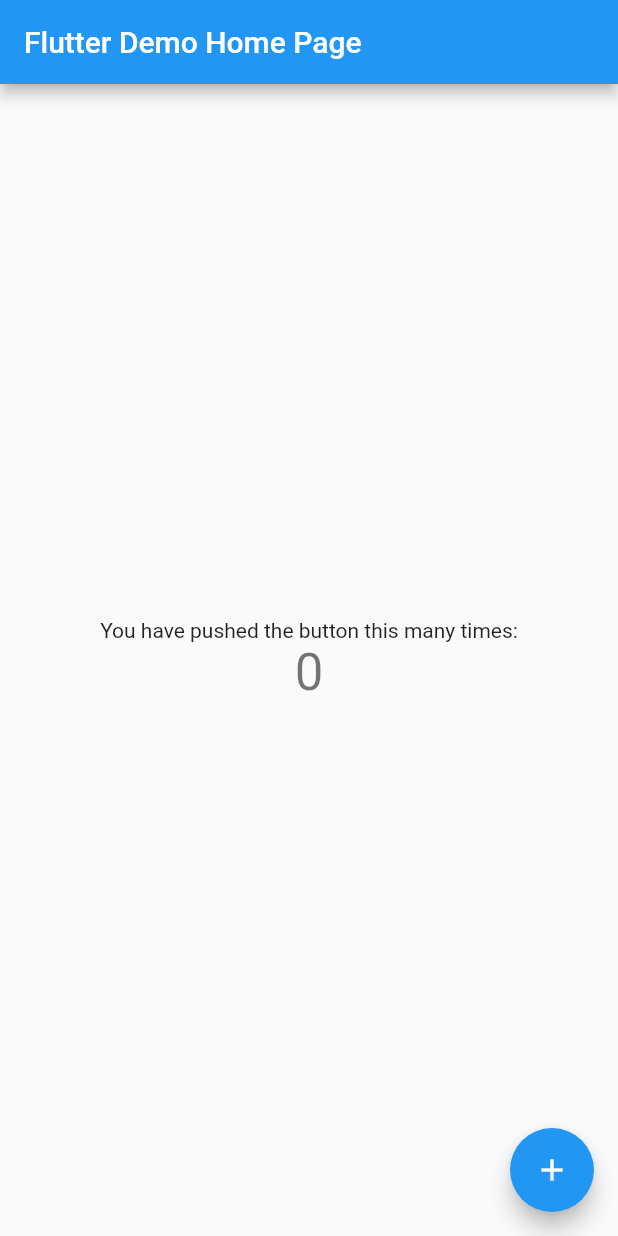
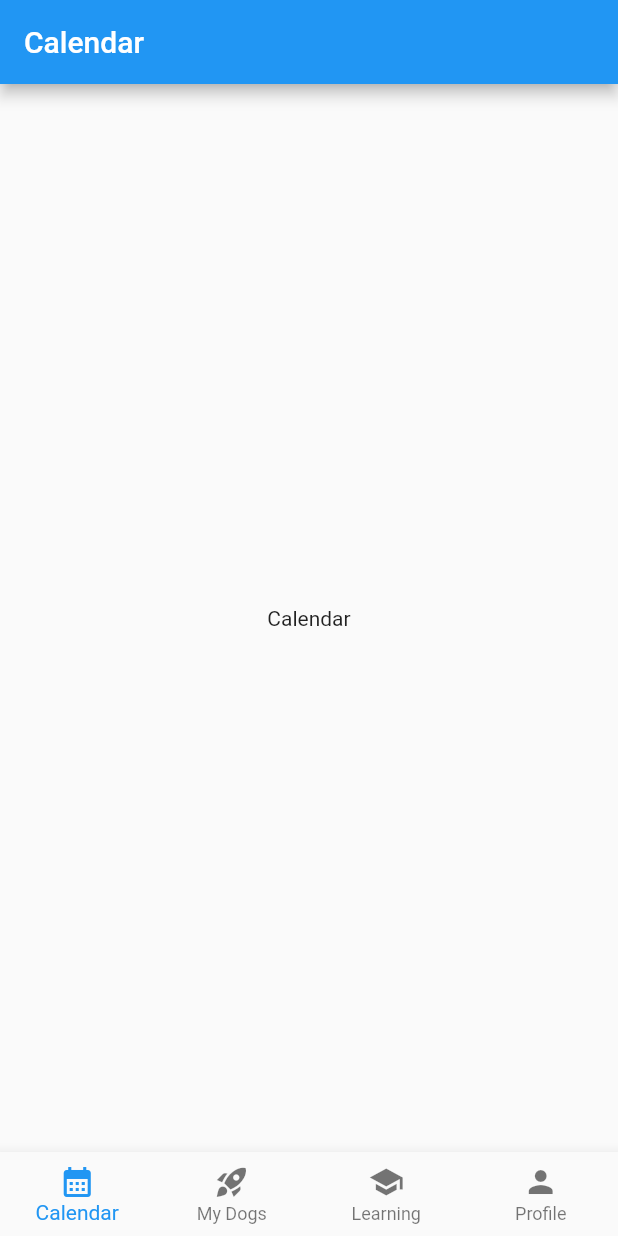
Before and after one commit to alekvelichkovikj/heat_tracker, a Flutter app: the screen it shows after launch, on a phone screen of 412 x 824 dp. Run offline on Flutter 3.47's test engine with Material 2 defaults, Android fonts, the phone set to English and light mode, and no system bars; our stand-ins replace get.

Commit message:
add: bottom navigation & screens

```diff
--- a/lib/main.dart
+++ b/lib/main.dart
@@ -1,4 +1,6 @@
 import 'package:flutter/material.dart';
+import 'package:get/get.dart';
+import 'package:heat_tracker/screens/home_screen.dart';
 
 void main() {
   runApp(const MyApp());
@@ -10,106 +12,12 @@
   // This widget is the root of your application.
   @override
   Widget build(BuildContext context) {
-    return MaterialApp(
-      title: 'Flutter Demo',
-      theme: ThemeData(
-        // This is the theme of your application.
-        //
-        // Try running your application with "flutter run". You'll see the
-        // application has a blue toolbar. Then, without quitting the app, try
-        // changing the primarySwatch below to Colors.green and then invoke
-        // "hot reload" (press "r" in the console where you ran "flutter run",
-        // or simply save your changes to "hot reload" in a Flutter IDE).
-        // Notice that the counter didn't reset back to zero; the application
-        // is not restarted.
-        primarySwatch: Colors.blue,
-      ),
-      home: const MyHomePage(title: 'Flutter Demo Home Page'),
+    return const GetMaterialApp(
+      // initialRoute: '/',
+      // getPages: [
+      //   GetPage(name: '/', page: () => const HomeScreen()),
+      // ],
+      home: HomeScreen(),
     );
   }
 }
-
-class MyHomePage extends StatefulWidget {
-  const MyHomePage({super.key, required this.title});
-
-  // This widget is the home page of your application. It is stateful, meaning
-  // that it has a State object (defined below) that contains fields that affect
-  // how it looks.
-
-  // This class is the configuration for the state. It holds the values (in this
-  // case the title) provided by the parent (in this case the App widget) and
-  // used by the build method of the State. Fields in a Widget subclass are
-  // always marked "final".
-
-  final String title;
-
-  @override
-  State<MyHomePage> createState() => _MyHomePageState();
-}
-
-class _MyHomePageState extends State<MyHomePage> {
-  int _counter = 0;
-
-  void _incrementCounter() {
-    setState(() {
-      // This call to setState tells the Flutter framework that something has
-      // changed in this State, which causes it to rerun the build method below
-      // so that the display can reflect the updated values. If we changed
-      // _counter without calling setState(), then the build method would not be
-      // called again, and so nothing would appear to happen.
-      _counter++;
-    });
-  }
-
-  @override
-  Widget build(BuildContext context) {
-    // This method is rerun every time setState is called, for instance as done
-    // by the _incrementCounter method above.
-    //
-    // The Flutter framework has been optimized to make rerunning build methods
-    // fast, so that you can just rebuild anything that needs updating rather
-    // than having to individually change instances of widgets.
-    return Scaffold(
-      appBar: AppBar(
-        // Here we take the value from the MyHomePage object that was created by
-        // the App.build method, and use it to set our appbar title.
-        title: Text(widget.title),
-      ),
-      body: Center(
-        // Center is a layout widget. It takes a single child and positions it
-        // in the middle of the parent.
-        child: Column(
-          // Column is also a layout widget. It takes a list of children and
-          // arranges them vertically. By default, it sizes itself to fit its
-          // children horizontally, and tries to be as tall as its parent.
-          //
-          // Invoke "debug painting" (press "p" in the console, choose the
-          // "Toggle Debug Paint" action from the Flutter Inspector in Android
-          // Studio, or the "Toggle Debug Paint" command in Visual Studio Code)
-          // to see the wireframe for each widget.
-          //
-          // Column has various properties to control how it sizes itself and
-          // how it positions its children. Here we use mainAxisAlignment to
-          // center the children vertically; the main axis here is the vertical
-          // axis because Columns are vertical (the cross axis would be
-          // horizontal).
-          mainAxisAlignment: MainAxisAlignment.center,
-          children: <Widget>[
-            const Text(
-              'You have pushed the button this many times:',
-            ),
-            Text(
-              '$_counter',
-              style: Theme.of(context).textTheme.headline4,
-            ),
-          ],
-        ),
-      ),
-      floatingActionButton: FloatingActionButton(
-        onPressed: _incrementCounter,
-        tooltip: 'Increment',
-        child: const Icon(Icons.add),
-      ), // This trailing comma makes auto-formatting nicer for build methods.
-    );
-  }
-}
--- /dev/null
+++ b/lib/screens/bottom_navigation.dart
@@ -0,0 +1,56 @@
+import 'package:flutter/material.dart';
+import 'package:get/get.dart';
+import 'package:heat_tracker/screens/calendar/calendar.dart';
+import 'package:heat_tracker/screens/learning/learning.dart';
+import 'package:heat_tracker/screens/my_dogs/my_dogs.dart';
+import 'package:heat_tracker/screens/profile/profile.dart';
+
+class BottomNavigationController extends GetxController {
+  var selectedIndex = 0.obs;
+
+  void changeIndex(int index) {
+    selectedIndex.value = index;
+  }
+}
+
+class BottomNavigation extends StatelessWidget {
+  BottomNavigation({super.key});
+
+  final BottomNavigationController controller = BottomNavigationController();
+
+  final screens = [
+    Calendar(),
+    MyDogs(),
+    Learning(),
+    Profile(),
+  ];
+
+  @override
+  Widget build(BuildContext context) {
+    return Scaffold(
+      body: Obx(
+        () => IndexedStack(
+          index: controller.selectedIndex.value,
+          children: screens,
+        ),
+      ),
+      bottomNavigationBar: Obx(
+        (() => BottomNavigationBar(
+              onTap: (index) => controller.changeIndex(index),
+              currentIndex: controller.selectedIndex.value,
+              type: BottomNavigationBarType.fixed,
+              items: const [
+                BottomNavigationBarItem(
+                    icon: Icon(Icons.calendar_month), label: 'Calendar'),
+                BottomNavigationBarItem(
+                    icon: Icon(Icons.rocket_launch), label: 'My Dogs'),
+                BottomNavigationBarItem(
+                    icon: Icon(Icons.school), label: 'Learning'),
+                BottomNavigationBarItem(
+                    icon: Icon(Icons.person), label: 'Profile'),
+              ],
+            )),
+      ),
+    );
+  }
+}
--- /dev/null
+++ b/lib/screens/calendar/calendar.dart
@@ -0,0 +1,22 @@
+import 'package:flutter/material.dart';
+import 'package:get/get.dart';
+
+class HomeController extends GetxController {}
+
+class Calendar extends StatelessWidget {
+  Calendar({super.key});
+
+  final HomeController controller = Get.put(HomeController());
+
+  @override
+  Widget build(BuildContext context) {
+    return Scaffold(
+      appBar: AppBar(
+        title: const Text("Calendar"),
+      ),
+      body: const Center(
+        child: Text('Calendar'),
+      ),
+    );
+  }
+}
--- /dev/null
+++ b/lib/screens/home_screen.dart
@@ -0,0 +1,11 @@
+import 'package:flutter/material.dart';
+import 'package:heat_tracker/screens/bottom_navigation.dart';
+
+class HomeScreen extends StatelessWidget {
+  const HomeScreen({super.key});
+
+  @override
+  Widget build(BuildContext context) {
+    return BottomNavigation();
+  }
+}
--- /dev/null
+++ b/lib/screens/learning/learning.dart
@@ -0,0 +1,22 @@
+import 'package:flutter/material.dart';
+import 'package:get/get.dart';
+
+class LearningController extends GetxController {}
+
+class Learning extends StatelessWidget {
+  Learning({super.key});
+
+  final LearningController controller = Get.put(LearningController());
+
+  @override
+  Widget build(BuildContext context) {
+    return Scaffold(
+      appBar: AppBar(
+        title: const Text("Learning"),
+      ),
+      body: const Center(
+        child: Text('Learning'),
+      ),
+    );
+  }
+}
--- /dev/null
+++ b/lib/screens/my_dogs/my_dogs.dart
@@ -0,0 +1,22 @@
+import 'package:flutter/material.dart';
+import 'package:get/get.dart';
+
+class MyDogsController extends GetxController {}
+
+class MyDogs extends StatelessWidget {
+  MyDogs({super.key});
+
+  final MyDogsController controller = Get.put(MyDogsController());
+
+  @override
+  Widget build(BuildContext context) {
+    return Scaffold(
+      appBar: AppBar(
+        title: const Text("My Dogs"),
+      ),
+      body: const Center(
+        child: Text('My Dogs'),
+      ),
+    );
+  }
+}
--- /dev/null
+++ b/lib/screens/profile/profile.dart
@@ -0,0 +1,22 @@
+import 'package:flutter/material.dart';
+import 'package:get/get.dart';
+
+class ProfileController extends GetxController {}
+
+class Profile extends StatelessWidget {
+  Profile({super.key});
+
+  final ProfileController controller = Get.put(ProfileController());
+
+  @override
+  Widget build(BuildContext context) {
+    return Scaffold(
+      appBar: AppBar(
+        title: const Text("Profile"),
+      ),
+      body: const Center(
+        child: Text('Profile'),
+      ),
+    );
+  }
+}
--- a/pubspec.yaml
+++ b/pubspec.yaml
@@ -36,6 +36,7 @@
   # The following adds the Cupertino Icons font to your application.
   # Use with the CupertinoIcons class for iOS style icons.
   cupertino_icons: ^1.0.2
+  get: ^4.6.5
 
 dev_dependencies:
   flutter_test:
```
Also changed, not shown: pubspec.lock.
